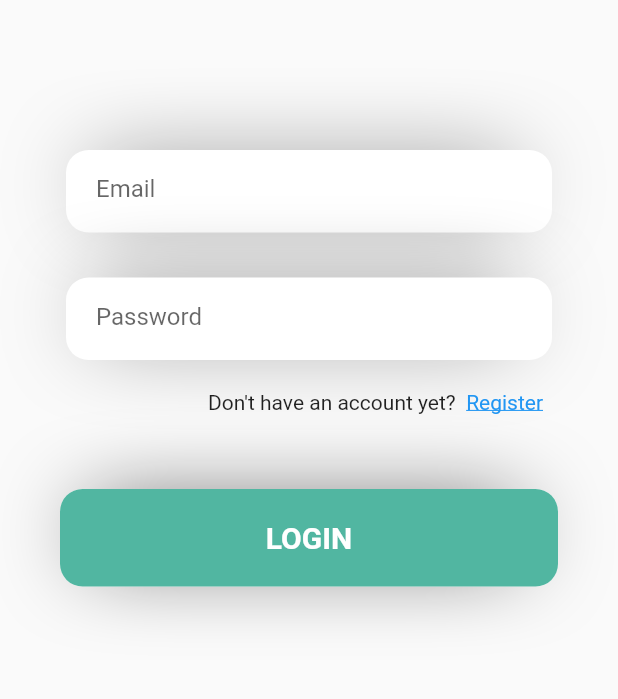
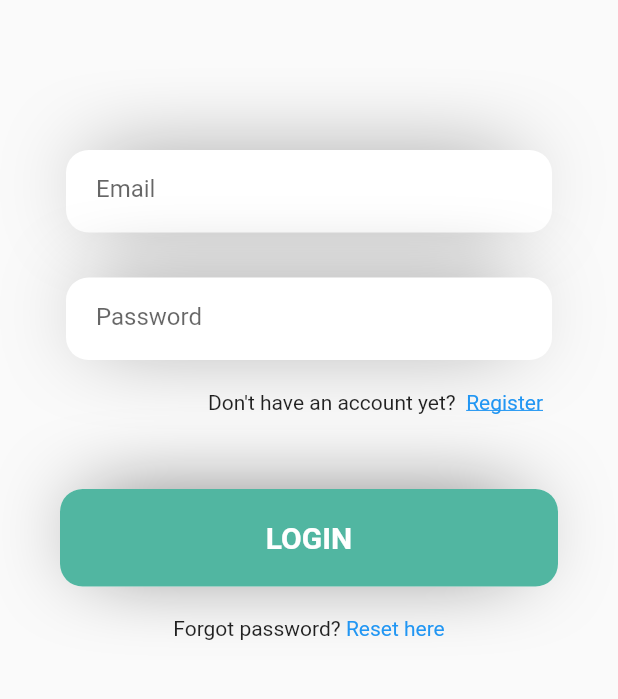
Before and after one commit to mishalhaneef/rtmp-livestreaming, a Flutter app: the screen it shows after launch, after a tap on "Register", after a tap on "Login", on a phone screen of 412 x 824 dp, the part 414-1113 px from its top. Run offline on Flutter 3.47's test engine with Material 2 defaults, Android fonts, the light colour scheme and no system bars; our stand-ins replace chewie, cloud_firestore, dio, firebase_auth, firebase_core, firebase_storage and 4 more; missing offline and left inert: apivideo_live_stream, fl_video; accounts and stored records are empty.

Commit message:
email verification, forgot password

```diff
--- a/lib/core/enums.dart
+++ b/lib/core/enums.dart
@@ -4,4 +4,5 @@ enum AuthState {
   newUser,
   sessionExpired,
   waiting,
+  pendingEmailVerification,
 }
--- a/lib/core/icons.dart
+++ b/lib/core/icons.dart
@@ -24,4 +24,6 @@ class AppIcon {
 class AppImages {
   static const imageNotAvailable =
       "https://t3.ftcdn.net/jpg/04/62/93/66/360_F_462936689_BpEEcxfgMuYPfTaIAOC1tCDurmsno7Sp.jpg";
+  static const emailVerification =
+      "https://media.istockphoto.com/id/1388787982/vector/open-envelope-with-check-document-icon-in-excellent-flat-design-vector-illustration-eps10.jpg?s=612x612&w=0&k=20&c=BWuoArx53bCbmWh0dg1fwzSMYgu5te26HBP_iNgSbxo=";
 }
--- a/lib/features/authentication/presentation/login.dart
+++ b/lib/features/authentication/presentation/login.dart
@@ -24,7 +24,7 @@ class LoginScreen extends StatelessWidget {
 
     WidgetsBinding.instance.addPostFrameCallback((timeStamp) {
       if (kDebugMode) {
-        authController.emailController.text = 'mishal@gmail.com';
+        authController.emailController.text = 'mishalhaneefpersonal@gmail.com';
         authController.passwordController.text = 'mishalkv123';
       }
     });
@@ -115,6 +115,26 @@ class LoginScreen extends StatelessWidget {
                 color: value.isFetching ? Colors.grey : Palatte.themeGreenColor,
               ),
             ),
+          ),
+          Constants.height20,
+          Row(
+            mainAxisAlignment: MainAxisAlignment.center,
+            children: [
+              const Text(
+                "Forgot password? ",
+                style: TextStyle(),
+              ),
+              GestureDetector(
+                onTap: () async {
+                  await authController.sendPasswordResetEmail(
+                      authController.emailController.text);
+                },
+                child: const Text(
+                  "Reset here",
+                  style: TextStyle(color: Colors.blue),
+                ),
+              ),
+            ],
           )
         ],
       ),
--- a/lib/main.dart
+++ b/lib/main.dart
@@ -81,7 +81,12 @@ class MyApp extends StatelessWidget {
             stream: FirebaseAuth.instance.authStateChanges(),
             builder: (BuildContext context, AsyncSnapshot<User?> snapshot) {
               if (snapshot.hasData) {
-                return const SplashScreen(authStaus: AuthState.authenticated);
+                if (snapshot.data!.emailVerified) {
+                  return const SplashScreen(authStaus: AuthState.authenticated);
+                } else {
+                  return const SplashScreen(
+                      authStaus: AuthState.pendingEmailVerification);
+                }
               } else {
                 return const SplashScreen(authStaus: AuthState.newUser);
               }
--- a/lib/splashscreen.dart
+++ b/lib/splashscreen.dart
@@ -1,5 +1,6 @@
 import 'dart:async';
 import 'package:flutter/material.dart';
+import 'package:livestream/features/authentication/presentation/email_verification.dart';
 import 'package:livestream/rootscreen.dart';
 import 'package:livestream/core/colors.dart';
 import 'package:livestream/core/enums.dart';
@@ -19,6 +20,8 @@ class SplashScreen extends StatelessWidget {
       () {
         if (authStaus == AuthState.authenticated) {
           NavigationHandler.navigateOff(context, const RootScreen());
+        } else if (authStaus == AuthState.pendingEmailVerification) {
+          NavigationHandler.navigateOff(context, const EmailVerification());
         } else {
           NavigationHandler.navigateOff(context, const LoginScreen());
         }
```
Also changed, not shown: lib/features/authentication/application/authentication_controller.dart (+43 -0 lines), lib/features/authentication/presentation/email_verification.dart (added, +155 -0 lines), lib/features/authentication/presentation/registration.dart (+3 -4 lines), lib/features/live_setup/presentation/live_setup_screen.dart (+18 -1 lines), 1 other file.
